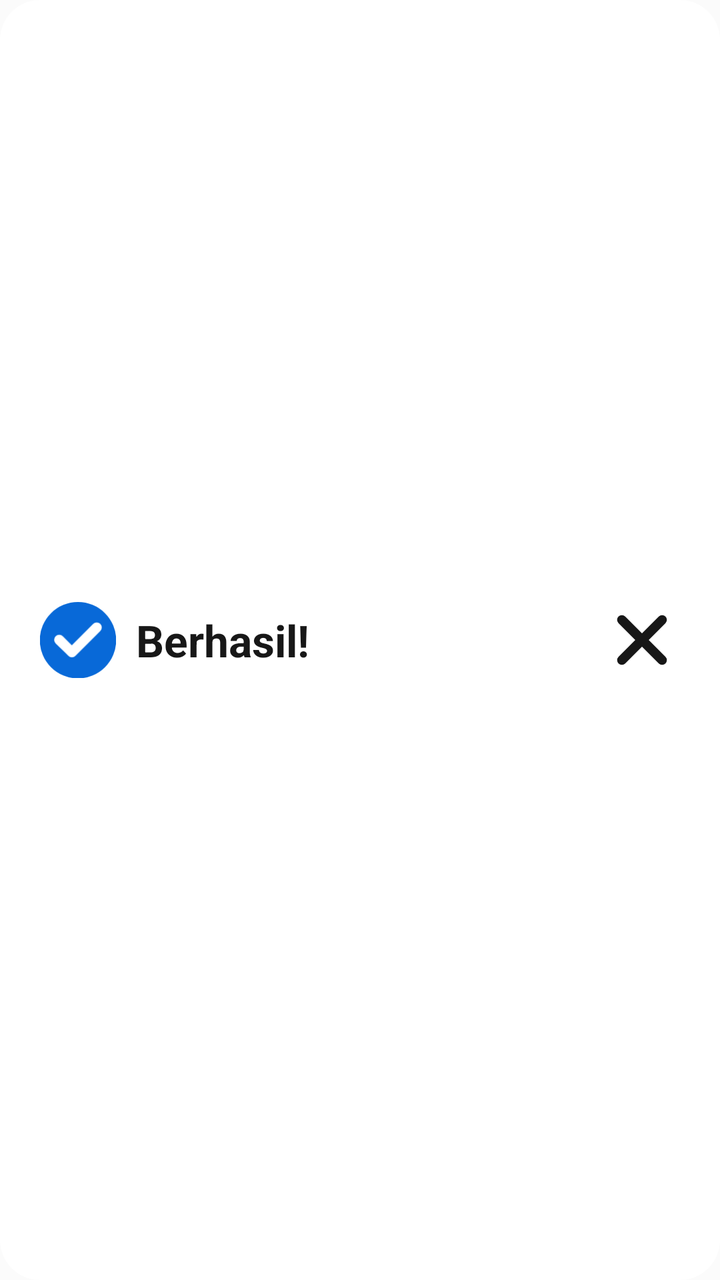
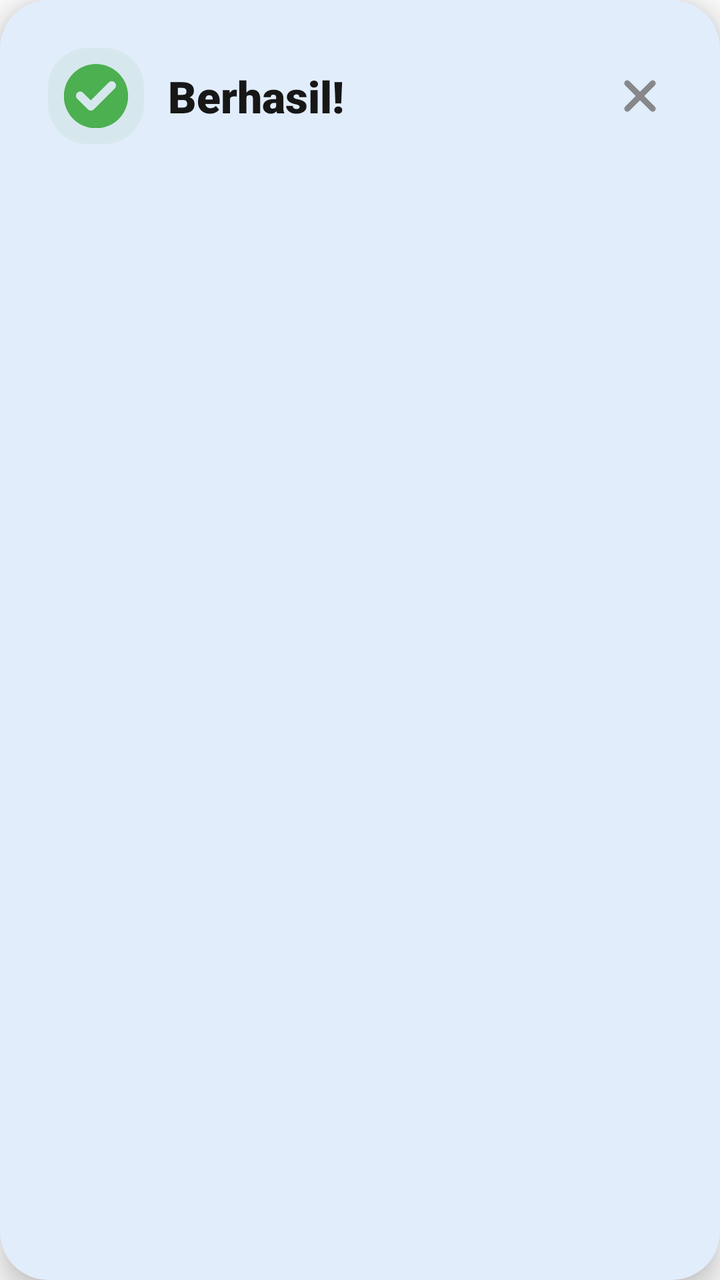

Before-and-after screenshots of an Android layout around one commit, followed by the original layout XML and the change that was made.
<!-- AndroidManifest.xml: application theme Theme.AppPemko -->
<!-- res/layout/view_sukses.xml -->
<?xml version="1.0" encoding="utf-8"?>

<LinearLayout xmlns:android="http://schemas.android.com/apk/res/android"
    xmlns:app="http://schemas.android.com/apk/res-auto"
    xmlns:tools="http://schemas.android.com/tools"
    android:layout_width="match_parent"
    android:layout_height="80dp"
    android:background="@drawable/backgoundputih"
    android:backgroundTint="@color/surface_main"
    android:gravity="center"
    android:paddingTop="10dp"
    android:paddingBottom="10dp"
    android:paddingStart="20dp"
    android:paddingEnd="20dp"
    android:layout_margin="20dp"
    android:orientation="vertical">

        <RelativeLayout
            android:layout_width="match_parent"
            android:layout_height="wrap_content">

        <ImageView
            android:id="@+id/emoticon"
            android:layout_width="38dp"
            android:layout_height="38dp"
            android:layout_centerVertical="true"
            android:layout_marginEnd="10dp"
            app:srcCompat="@drawable/ic_sukses"
            app:tint="@color/primary_brand"
            android:contentDescription="@string/todo" />


            <TextView
                android:layout_centerVertical="true"
                android:layout_toEndOf="@+id/emoticon"
                android:layout_width="wrap_content"
                android:layout_height="wrap_content"
                android:text="@string/berhasil"
                android:textSize="22sp"
                android:textStyle="bold"
                android:textColor="@color/text_primary"
                />


        <ImageView
            android:id="@+id/ivTutupDialogBerhasil"
            android:layout_width="38dp"
            android:layout_height="38dp"
            android:contentDescription="@string/close_view_success"
            android:src="@drawable/one_close"
            app:tint="@color/text_primary"
            android:layout_centerVertical="true"
            android:layout_alignParentEnd="true"
            android:clickable="true"
            android:focusable="true"
            tools:ignore="RelativeOverlap" />
        </RelativeLayout>

    <TextView
        android:layout_width="match_parent"
        android:layout_height="wrap_content"
        android:id="@+id/tvSukseKeterangan"
        android:textColor="@color/text_secondary"
        android:visibility="gone"
        />

</LinearLayout>
<!-- resources referenced by this layout -->
<resources>
  <color name="primary_brand">#0869D8</color>
  <color name="surface_main">#FFFFFF</color>
  <color name="text_primary">#171717</color>
  <color name="text_secondary">#454545</color>
  <!-- drawable backgoundputih (drawable) -->
  <?xml version="1.0" encoding="utf-8"?>
  
  <shape xmlns:android="http://schemas.android.com/apk/res/android"
      android:tintMode="multiply"
      android:shape="rectangle"
      >
  
      <solid
          android:color="@color/surface_main"/>
      <corners
          android:radius="20dp"/>
  </shape>
  <!-- drawable ic_sukses (drawable) -->
  <vector xmlns:android="http://schemas.android.com/apk/res/android"
      android:width="35.81dp"
      android:height="35.81dp"
      android:viewportWidth="35.81"
      android:viewportHeight="35.81">
    <path
        android:pathData="M17.9,0a18,18 0,1 0,18 18A18,18 0,0 0,17.9 0ZM28.39,13.72l-10,10 -1.67,1.67a2.37,2.37 0,0 1,-3.35 0l-1.67,-1.67L7.42,19.53a2.37,2.37 0,1 1,3.35 -3.35l4.1,4.1a0.18,0.18 0,0 0,0.26 0L25,10.38a2.37,2.37 0,1 1,3.35 3.35Z"
        android:fillColor="#4caf50"/>
  </vector>
  <!-- drawable one_close (drawable) -->
  <vector xmlns:android="http://schemas.android.com/apk/res/android" android:height="30dp" android:viewportHeight="1024" android:viewportWidth="1024" android:width="30dp">
        
      <path android:fillColor="@color/font" android:pathData="M195.2,195.2a64,64 0,0 1,90.5 0L512,421.5 738.3,195.2a64,64 0,0 1,90.5 90.5L602.5,512 828.8,738.3a64,64 0,0 1,-90.5 90.5L512,602.5 285.7,828.8a64,64 0,0 1,-90.5 -90.5L421.5,512 195.2,285.7a64,64 0,0 1,0 -90.5z"/>
      
  </vector>
  <string name="berhasil">Berhasil!</string>
  <string name="close_view_success">close view success</string>
  <string name="todo">TODO</string>
  <style name="Theme.AppPemko" parent="Base.Theme.AppPemko">
          <item name="android:textColor">@color/text_primary</item>
      </style>
  <color name="font">#454545</color>
  <style name="Base.Theme.AppPemko" parent="Theme.Material3.DayNight.NoActionBar">
          <item name="colorPrimary">@color/primary_brand</item>
          <item name="colorOnPrimary">@color/on_primary_brand</item>
          <item name="colorSecondary">@color/brand_secondary</item>
          <item name="colorOnSecondary">@color/white</item>
          <item name="colorSurface">@color/surface_main</item>
          <item name="colorOnSurface">@color/text_primary</item>
          <item name="colorSurfaceVariant">@color/surface_variant</item>
          <item name="colorOnSurfaceVariant">@color/text_secondary</item>
          <item name="android:statusBarColor">@color/primary_brand</item>
          <item name="android:windowBackground">@color/background_main</item>
          <item name="android:fontFamily">sans-serif</item>
          <item name="android:windowAnimationStyle">@style/Animation.App.Activity</item>
      </style>
  <color name="on_primary_brand">#FFFFFF</color>
  <color name="brand_secondary">#E91E63</color>
  <color name="white">#FFFFFF</color>
  <color name="surface_variant">#F4F4F4</color>
  <color name="background_main">#FBFBFB</color>
  <style name="Animation.App.Activity" parent="@android:style/Animation.Activity">
          <item name="android:activityOpenEnterAnimation">@anim/slide_in_right</item>
          <item name="android:activityOpenExitAnimation">@anim/slide_out_left</item>
          <item name="android:activityCloseEnterAnimation">@anim/slide_in_left</item>
          <item name="android:activityCloseExitAnimation">@anim/slide_out_right</item>
      </style>
</resources>

<!-- the commit's change to res/layout/view_sukses.xml (unified diff, before → after) -->
@@ -1,67 +1,70 @@
 <?xml version="1.0" encoding="utf-8"?>
 
-<LinearLayout xmlns:android="http://schemas.android.com/apk/res/android"
+<com.google.android.material.card.MaterialCardView xmlns:android="http://schemas.android.com/apk/res/android"
     xmlns:app="http://schemas.android.com/apk/res-auto"
-    xmlns:tools="http://schemas.android.com/tools"
     android:layout_width="match_parent"
-    android:layout_height="80dp"
-    android:background="@drawable/backgoundputih"
-    android:backgroundTint="@color/surface_main"
-    android:gravity="center"
-    android:paddingTop="10dp"
-    android:paddingBottom="10dp"
-    android:paddingStart="20dp"
-    android:paddingEnd="20dp"
+    android:layout_height="wrap_content"
     android:layout_margin="20dp"
-    android:orientation="vertical">
+    app:cardBackgroundColor="@color/surface_main"
+    app:cardCornerRadius="24dp"
+    app:cardElevation="8dp"
+    app:strokeWidth="0dp">
+
+    <LinearLayout
+        android:layout_width="match_parent"
+        android:layout_height="wrap_content"
+        android:orientation="vertical"
+        android:padding="24dp">
 
         <RelativeLayout
             android:layout_width="match_parent"
-            android:layout_height="wrap_content">
+            android:layout_height="wrap_content"
+            android:layout_marginBottom="12dp">
 
-        <ImageView
-            android:id="@+id/emoticon"
-            android:layout_width="38dp"
-            android:layout_height="38dp"
-            android:layout_centerVertical="true"
-            android:layout_marginEnd="10dp"
-            app:srcCompat="@drawable/ic_sukses"
-            app:tint="@color/primary_brand"
-            android:contentDescription="@string/todo" />
-
+            <ImageView
+                android:id="@+id/emoticon"
+                android:layout_width="48dp"
+                android:layout_height="48dp"
+                android:layout_centerVertical="true"
+                android:layout_marginEnd="12dp"
+                android:background="@drawable/backgoundovalabuabu"
+                android:backgroundTint="#124CAF50"
+                android:padding="8dp"
+                app:srcCompat="@drawable/ic_sukses"
+                app:tint="@color/hijau" />
 
             <TextView
+                android:layout_width="wrap_content"
+                android:layout_height="wrap_content"
                 android:layout_centerVertical="true"
                 android:layout_toEndOf="@+id/emoticon"
-                android:layout_width="wrap_content"
-                android:layout_height="wrap_content"
-                android:text="@string/berhasil"
+                android:text="Berhasil!"
+                android:textColor="@color/text_primary"
                 android:textSize="22sp"
-                android:textStyle="bold"
-                android:textColor="@color/text_primary"
-                />
+                android:fontFamily="sans-serif-black" />
 
-
-        <ImageView
-            android:id="@+id/ivTutupDialogBerhasil"
-            android:layout_width="38dp"
-            android:layout_height="38dp"
-            android:contentDescription="@string/close_view_success"
-            android:src="@drawable/one_close"
-            app:tint="@color/text_primary"
-            android:layout_centerVertical="true"
-            android:layout_alignParentEnd="true"
-            android:clickable="true"
-            android:focusable="true"
-            tools:ignore="RelativeOverlap" />
+            <ImageView
+                android:id="@+id/ivTutupDialogBerhasil"
+                android:layout_width="32dp"
+                android:layout_height="32dp"
+                android:layout_alignParentEnd="true"
+                android:layout_centerVertical="true"
+                android:background="?attr/selectableItemBackgroundBorderless"
+                android:clickable="true"
+                android:focusable="true"
+                android:padding="4dp"
+                android:src="@drawable/one_close"
+                app:tint="@color/text_hint" />
         </RelativeLayout>
 
-    <TextView
-        android:layout_width="match_parent"
-        android:layout_height="wrap_content"
-        android:id="@+id/tvSukseKeterangan"
-        android:textColor="@color/text_secondary"
-        android:visibility="gone"
-        />
+        <TextView
+            android:id="@+id/tvSukseKeterangan"
+            android:layout_width="match_parent"
+            android:layout_height="wrap_content"
+            android:fontFamily="sans-serif-medium"
+            android:textColor="@color/text_secondary"
+            android:textSize="15sp"
+            android:lineSpacingExtra="4dp" />
 
-</LinearLayout>
+    </LinearLayout>
+</com.google.android.material.card.MaterialCardView>
<!-- resource entries referenced after the edit -->
@@ -1,10 +1,12 @@
 <!-- resources referenced by this layout -->
 <resources>
+  <color name="hijau">#4CAF50</color>
   <color name="primary_brand">#0869D8</color>
   <color name="surface_main">#FFFFFF</color>
+  <color name="text_hint">#87888c</color>
   <color name="text_primary">#171717</color>
   <color name="text_secondary">#454545</color>
-  <!-- drawable backgoundputih (drawable) -->
+  <!-- drawable backgoundovalabuabu (drawable) -->
   <?xml version="1.0" encoding="utf-8"?>
   
   <shape xmlns:android="http://schemas.android.com/apk/res/android"
@@ -13,7 +15,7 @@
       >
   
       <solid
-          android:color="@color/surface_main"/>
+          android:color="@color/background_layout"/>
       <corners
           android:radius="20dp"/>
   </shape>
@@ -33,12 +35,10 @@
       <path android:fillColor="@color/font" android:pathData="M195.2,195.2a64,64 0,0 1,90.5 0L512,421.5 738.3,195.2a64,64 0,0 1,90.5 90.5L602.5,512 828.8,738.3a64,64 0,0 1,-90.5 90.5L512,602.5 285.7,828.8a64,64 0,0 1,-90.5 -90.5L421.5,512 195.2,285.7a64,64 0,0 1,0 -90.5z"/>
       
   </vector>
-  <string name="berhasil">Berhasil!</string>
-  <string name="close_view_success">close view success</string>
-  <string name="todo">TODO</string>
   <style name="Theme.AppPemko" parent="Base.Theme.AppPemko">
           <item name="android:textColor">@color/text_primary</item>
       </style>
+  <color name="background_layout">#FFFFFF</color>
   <color name="font">#454545</color>
   <style name="Base.Theme.AppPemko" parent="Theme.Material3.DayNight.NoActionBar">
           <item name="colorPrimary">@color/primary_brand</item>
